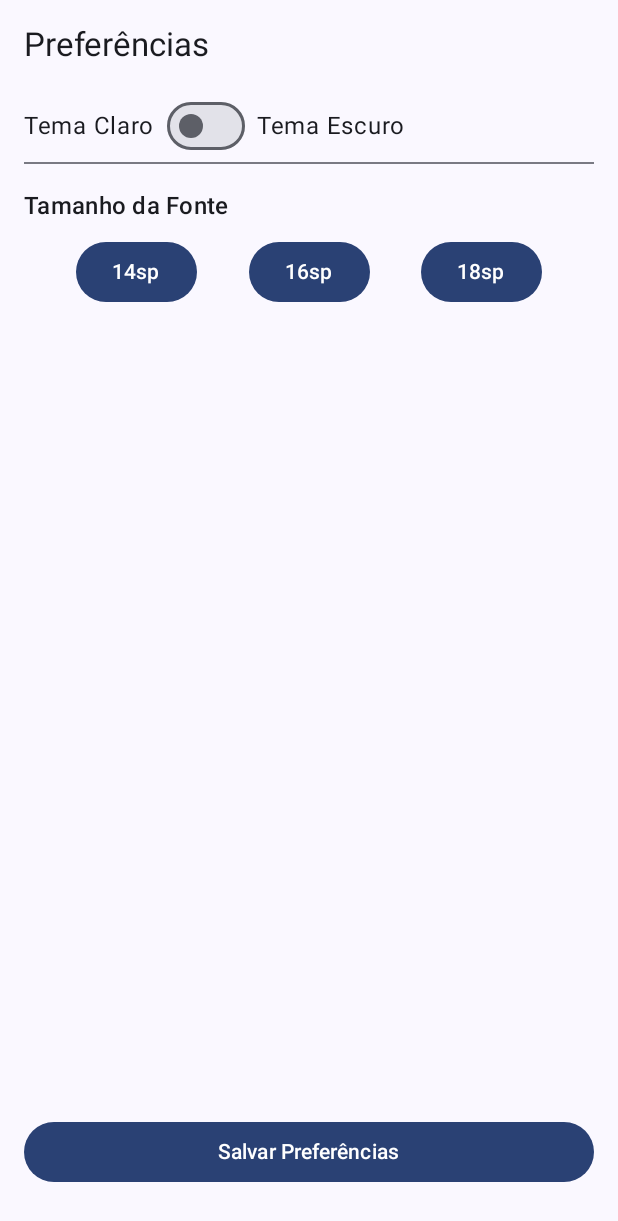
After one commit to Wevertonbarbosa/Challenge_locaweb, an Android app built with Jetpack Compose: the PreferenceScreen screen opened through its navigation route, on a phone screen of 412 x 824 dp. The commit adds this screen. Shown: the top 1221 px of the screen. Run offline under Robolectric (Android 15) with nearby library versions, the phone set to English and light mode, and no system bars.

Commit message:
telas criadas com sucesso, tema escuro e claro funcionando, ajustar o ButtonDropdown

```diff
--- a/app/build.gradle.kts
+++ b/app/build.gradle.kts
@@ -5,7 +5,7 @@ plugins {
 
 android {
     namespace = "br.com.fiap.locaweb"
-    compileSdk = 34
+    compileSdk = 35
 
     defaultConfig {
         applicationId = "br.com.fiap.locaweb"
@@ -59,6 +59,7 @@ dependencies {
     implementation(libs.androidx.ui.tooling.preview)
     implementation(libs.androidx.material3)
     implementation(libs.androidx.navigation.runtime.ktx)
+    implementation(libs.androidx.compose.material3)
     testImplementation(libs.junit)
     androidTestImplementation(libs.androidx.junit)
     androidTestImplementation(libs.androidx.espresso.core)
--- a/app/src/main/java/br/com/fiap/locaweb/MainActivity.kt
+++ b/app/src/main/java/br/com/fiap/locaweb/MainActivity.kt
@@ -10,40 +10,60 @@ import androidx.activity.compose.setContent
 import androidx.compose.foundation.layout.fillMaxSize
 import androidx.compose.material3.MaterialTheme
 import androidx.compose.material3.Surface
+import androidx.compose.runtime.*
 import androidx.compose.ui.Modifier
-import androidx.lifecycle.ViewModelProvider.NewInstanceFactory.Companion.instance
 import androidx.navigation.compose.NavHost
 import androidx.navigation.compose.composable
 import androidx.navigation.compose.rememberNavController
+import br.com.fiap.locaweb.screen.DetailScreen
 import br.com.fiap.locaweb.screen.EmailScreen
 import br.com.fiap.locaweb.screen.LoginScreen
+import br.com.fiap.locaweb.screen.PreferenceScreen
 import br.com.fiap.locaweb.ui.theme.LocaWebTheme
-
 
 class MainActivity : ComponentActivity() {
     companion object {
         lateinit var instance: MainActivity
             private set
     }
+
     override fun onCreate(savedInstanceState: Bundle?) {
         super.onCreate(savedInstanceState)
         instance = this
         setContent {
-            LocaWebTheme {
-                // A surface container using the 'background' color from the theme
+
+            val navController = rememberNavController()
+            var isDarkTheme by remember { mutableStateOf(loadThemePreference()) }
+
+
+            LocaWebTheme(darkTheme = isDarkTheme) {
                 Surface(
                     modifier = Modifier.fillMaxSize(),
                     color = MaterialTheme.colorScheme.background
                 ) {
-                    val navController = rememberNavController()
-                    NavHost(navController = navController,
+                    // Set up the navigation host
+                    NavHost(
+                        navController = navController,
                         startDestination = "login"
                     ) {
-                        composable(route="login") {
+                        composable(route = "login") {
                             LoginScreen(navController)
                         }
-                        composable(route="email") {
-                            EmailScreen(isInternetConnected())
+                        composable(route = "email") {
+                            EmailScreen(isInternetConnected(), navController)
+                        }
+                        composable(route = "detail") {
+                            DetailScreen(navController)
+                        }
+                        composable(route = "settings") {
+                            PreferenceScreen(
+                                navController = navController,
+                                isDarkTheme = isDarkTheme,
+                                onThemeChanged = { newTheme ->
+                                    isDarkTheme = newTheme
+                                    saveThemePreference(newTheme)
+                                }
+                            )
                         }
                     }
                 }
@@ -51,7 +71,8 @@ class MainActivity : ComponentActivity() {
         }
     }
 
-    fun isInternetConnected(): Boolean {
+    // Function to check internet connectivity
+    private fun isInternetConnected(): Boolean {
         val connectivityManager =
             MainActivity.instance.getSystemService(Context.CONNECTIVITY_SERVICE) as ConnectivityManager
 
@@ -66,4 +87,16 @@ class MainActivity : ComponentActivity() {
             return networkInfo.isConnected
         }
     }
+
+    // Function to load the theme preference from shared preferences
+    private fun loadThemePreference(): Boolean {
+        val prefs = getSharedPreferences("app_prefs", MODE_PRIVATE)
+        return prefs.getBoolean("theme", false) // Default to light theme
+    }
+
+    // Function to save the theme preference to shared preferences
+    private fun saveThemePreference(isDark: Boolean) {
+        val prefs = getSharedPreferences("app_prefs", MODE_PRIVATE)
+        prefs.edit().putBoolean("theme", isDark).apply()
+    }
 }
--- /dev/null
+++ b/app/src/main/java/br/com/fiap/locaweb/screen/PreferenceScreen.kt
@@ -0,0 +1,112 @@
+package br.com.fiap.locaweb.screen
+
+import android.content.Context
+import androidx.compose.foundation.layout.*
+import androidx.compose.material3.*
+import androidx.compose.runtime.*
+import androidx.compose.ui.Alignment
+import androidx.compose.ui.Modifier
+import androidx.compose.ui.unit.dp
+import androidx.compose.ui.unit.sp
+import androidx.navigation.NavController
+import androidx.compose.ui.platform.LocalContext
+import androidx.compose.ui.unit.TextUnit
+
+@Composable
+fun PreferenceScreen(
+    navController: NavController,
+    isDarkTheme: Boolean,
+    onThemeChanged: (Boolean) -> Unit
+) {
+    val context = LocalContext.current
+    var fontSize by remember { mutableStateOf(loadFontSizePreference(context)) }
+
+    Column(
+        modifier = Modifier
+            .padding(16.dp)
+            .fillMaxSize()
+    ) {
+        Column(
+            modifier = Modifier
+                .weight(1f)
+                .fillMaxWidth()
+        ) {
+            Text(
+                text = "Preferências",
+                style = MaterialTheme.typography.titleLarge
+            )
+            Spacer(modifier = Modifier.height(16.dp))
+
+            Row(
+                verticalAlignment = Alignment.CenterVertically,
+                modifier = Modifier.fillMaxWidth()
+            ) {
+                Text(text = "Tema Claro")
+                Spacer(modifier = Modifier.width(8.dp))
+                Switch(
+                    checked = isDarkTheme,
+                    onCheckedChange = { newValue ->
+                        onThemeChanged(newValue)
+                    }
+                )
+                Spacer(modifier = Modifier.width(8.dp))
+                Text(text = "Tema Escuro")
+            }
+
+            Divider()
+            Spacer(modifier = Modifier.height(16.dp))
+
+
+            Text(text = "Tamanho da Fonte", style = MaterialTheme.typography.titleMedium)
+            Spacer(modifier = Modifier.height(8.dp))
+            Row(
+                modifier = Modifier.fillMaxWidth(),
+                horizontalArrangement = Arrangement.SpaceEvenly
+            ) {
+                Button(onClick = { fontSize = 14.sp }) {
+                    Text("14sp")
+                }
+                Button(onClick = { fontSize = 16.sp }) {
+                    Text("16sp")
+                }
+                Button(onClick = { fontSize = 18.sp }) {
+                    Text("18sp")
+                }
+            }
+            Spacer(modifier = Modifier.height(24.dp))
+        }
+
+
+        Button(
+            onClick = {
+
+                saveThemePreference(context, isDarkTheme)
+                saveFontSizePreference(context, fontSize)
+                navController.navigate("email") {
+                    popUpTo("settings") { inclusive = true }
+                }
+            },
+            modifier = Modifier
+                .fillMaxWidth()
+                .padding(vertical = 16.dp)
+        ) {
+            Text(text = "Salvar Preferências")
+        }
+    }
+}
+
+private fun loadFontSizePreference(context: Context): TextUnit {
+    val prefs = context.getSharedPreferences("app_prefs", Context.MODE_PRIVATE)
+    val fontSize = prefs.getFloat("font_size", 16f) // Default to 16sp
+    return fontSize.sp
+}
+
+private fun saveThemePreference(context: Context, isDark: Boolean) {
+    val prefs = context.getSharedPreferences("app_prefs", Context.MODE_PRIVATE)
+    prefs.edit().putBoolean("theme", isDark).apply()
+}
+
+private fun saveFontSizePreference(context: Context, fontSize: TextUnit) {
+    val prefs = context.getSharedPreferences("app_prefs", Context.MODE_PRIVATE)
+    prefs.edit().putFloat("font_size", fontSize.value).apply()
+}
--- a/gradle/libs.versions.toml
+++ b/gradle/libs.versions.toml
@@ -9,6 +9,7 @@ lifecycleRuntimeKtx = "2.8.2"
 activityCompose = "1.9.0"
 composeBom = "2023.08.00"
 navigationRuntimeKtx = "2.7.7"
+composeMaterial3 = "1.0.0-alpha24"
 
 [libraries]
 androidx-core-ktx = { group = "androidx.core", name = "core-ktx", version.ref = "coreKtx" }
@@ -26,6 +27,7 @@ androidx-ui-test-manifest = { group = "androidx.compose.ui", name = "ui-test-man
 androidx-ui-test-junit4 = { group = "androidx.compose.ui", name = "ui-test-junit4" }
 androidx-material3 = { group = "androidx.compose.material3", name = "material3" }
 androidx-navigation-runtime-ktx = { group = "androidx.navigation", name = "navigation-runtime-ktx", version.ref = "navigationRuntimeKtx" }
+androidx-compose-material3 = { group = "androidx.wear.compose", name = "compose-material3", version.ref = "composeMaterial3" }
 
 [plugins]
 android-application = { id = "com.android.application", version.ref = "agp" }
```
Also changed, not shown: app/src/main/java/br/com/fiap/locaweb/component/email/ButtonDropdown.kt (+8 -2 lines), app/src/main/java/br/com/fiap/locaweb/component/email/MessageEmail.kt (+18 -15 lines), app/src/main/java/br/com/fiap/locaweb/component/email/Search.kt (+15 -6 lines), app/src/main/java/br/com/fiap/locaweb/screen/DetailScreen.kt (added, +100 -0 lines), app/src/main/java/br/com/fiap/locaweb/screen/EmailScreen.kt (+50 -26 lines), app/src/main/java/br/com/fiap/locaweb/ui/theme/Theme.kt (+0 -13 lines).
